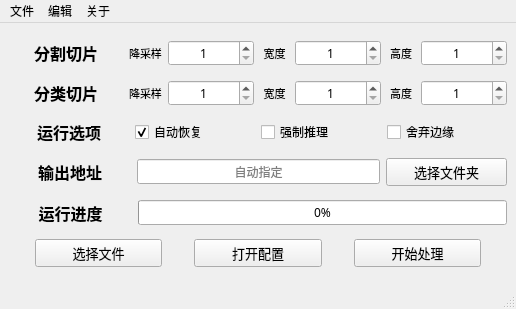
The window that resources/analyzer.ui (li192863/wsi-analyzer) describes before a commit, drawn with Qt 5.
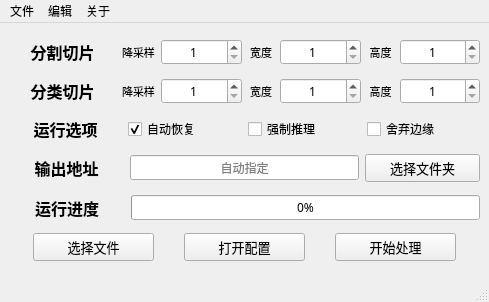
The same window after the commit. Icons and pictures are not drawn.

The edit to the form file:
```diff
--- a/resources/analyzer.ui
+++ b/resources/analyzer.ui
@@ -9,8 +9,8 @@
    <rect>
     <x>0</x>
     <y>0</y>
-    <width>516</width>
-    <height>309</height>
+    <width>489</width>
+    <height>302</height>
    </rect>
   </property>
   <property name="minimumSize">
@@ -65,6 +65,7 @@
          <font>
           <family>幼圆</family>
           <pointsize>12</pointsize>
+          <weight>75</weight>
           <bold>true</bold>
          </font>
         </property>
@@ -203,6 +204,7 @@
          <font>
           <family>幼圆</family>
           <pointsize>12</pointsize>
+          <weight>75</weight>
           <bold>true</bold>
          </font>
         </property>
@@ -341,6 +343,7 @@
          <font>
           <family>幼圆</family>
           <pointsize>12</pointsize>
+          <weight>75</weight>
           <bold>true</bold>
          </font>
         </property>
@@ -434,6 +437,7 @@
          <font>
           <family>幼圆</family>
           <pointsize>12</pointsize>
+          <weight>75</weight>
           <bold>true</bold>
          </font>
         </property>
@@ -499,6 +503,7 @@
          <font>
           <family>幼圆</family>
           <pointsize>12</pointsize>
+          <weight>75</weight>
           <bold>true</bold>
          </font>
         </property>
@@ -666,6 +671,7 @@
     <font>
      <family>仿宋</family>
      <pointsize>10</pointsize>
+     <weight>75</weight>
      <bold>true</bold>
     </font>
    </property>
@@ -675,7 +681,7 @@
     <rect>
      <x>0</x>
      <y>0</y>
-     <width>516</width>
+     <width>489</width>
      <height>22</height>
     </rect>
    </property>
```
